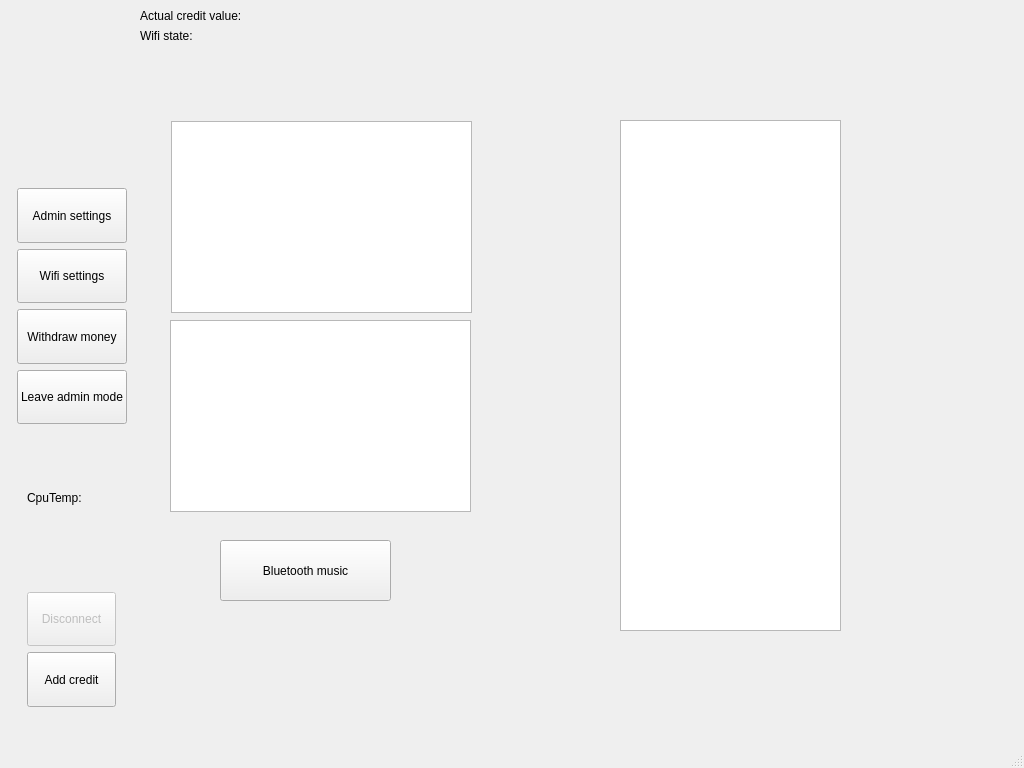
First picture: the form in blue-app/ui/MainWindow.ui, repository matus-u/sz-bluetooth, before the edit.
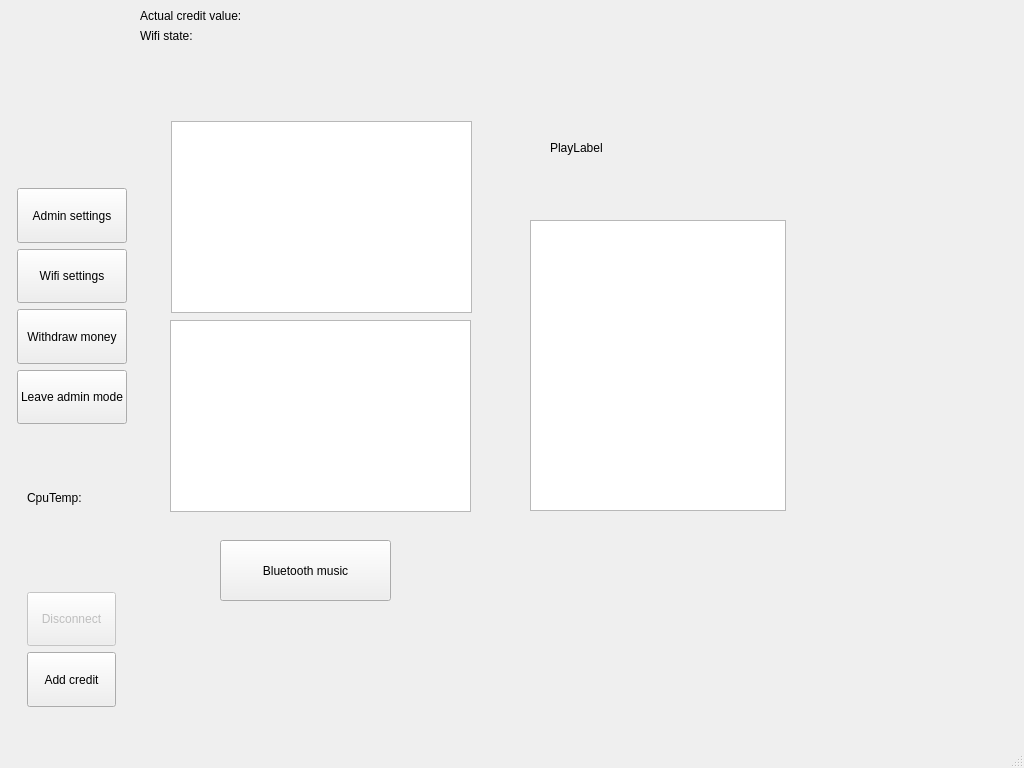
Second picture: the form after the edit. The open tabs and pages were chosen to show the change.

Patch:
```diff
--- a/blue-app/ui/MainWindow.ui
+++ b/blue-app/ui/MainWindow.ui
@@ -425,16 +425,6 @@
           </attribute>
           <column/>
          </widget>
-         <widget class="QTableWidget" name="newPlayQueueWidget">
-          <property name="geometry">
-           <rect>
-            <x>480</x>
-            <y>20</y>
-            <width>221</width>
-            <height>511</height>
-           </rect>
-          </property>
-         </widget>
          <widget class="QPushButton" name="bluetoothButton">
           <property name="geometry">
            <rect>
@@ -451,6 +441,29 @@
            <string>Bluetooth music</string>
           </property>
          </widget>
+         <widget class="QTableView" name="playQueueWidget">
+          <property name="geometry">
+           <rect>
+            <x>390</x>
+            <y>120</y>
+            <width>256</width>
+            <height>291</height>
+           </rect>
+          </property>
+         </widget>
+         <widget class="QLabel" name="playLabel">
+          <property name="geometry">
+           <rect>
+            <x>410</x>
+            <y>40</y>
+            <width>291</width>
+            <height>16</height>
+           </rect>
+          </property>
+          <property name="text">
+           <string>PlayLabel</string>
+          </property>
+         </widget>
         </widget>
         <widget class="QWidget" name="pageBluetooth">
          <layout class="QVBoxLayout" name="verticalLayout_5" stretch="1,2,1,0,0">
```
Left out of the diff: 35 changed lines with no effect on the pictures.
